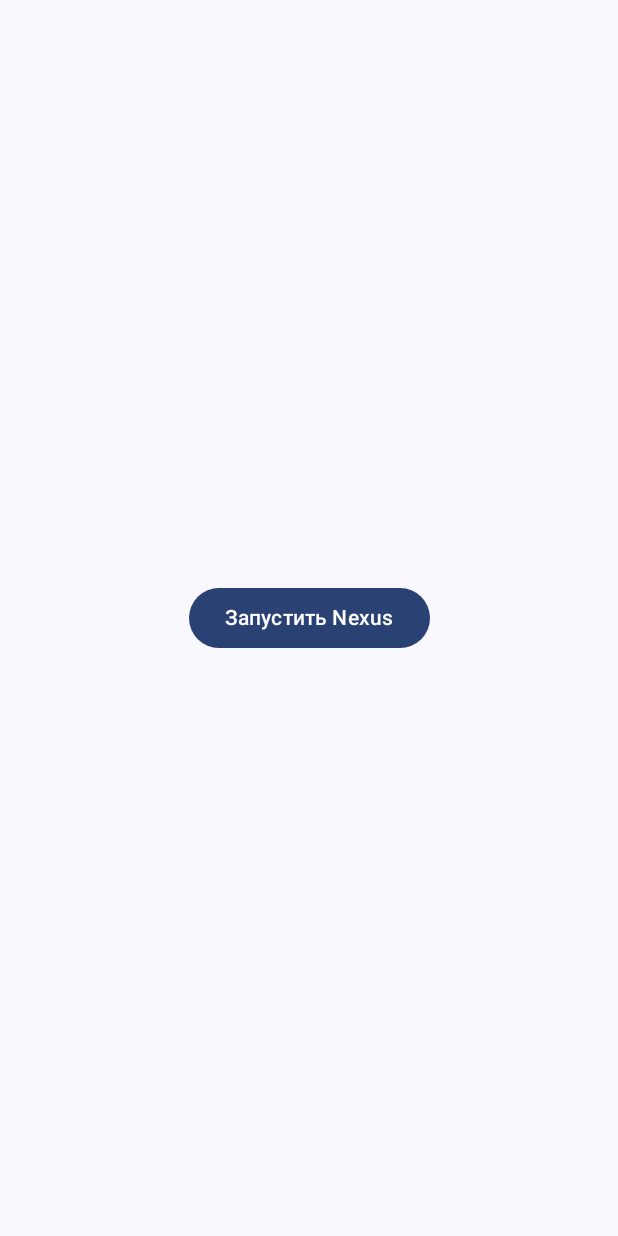
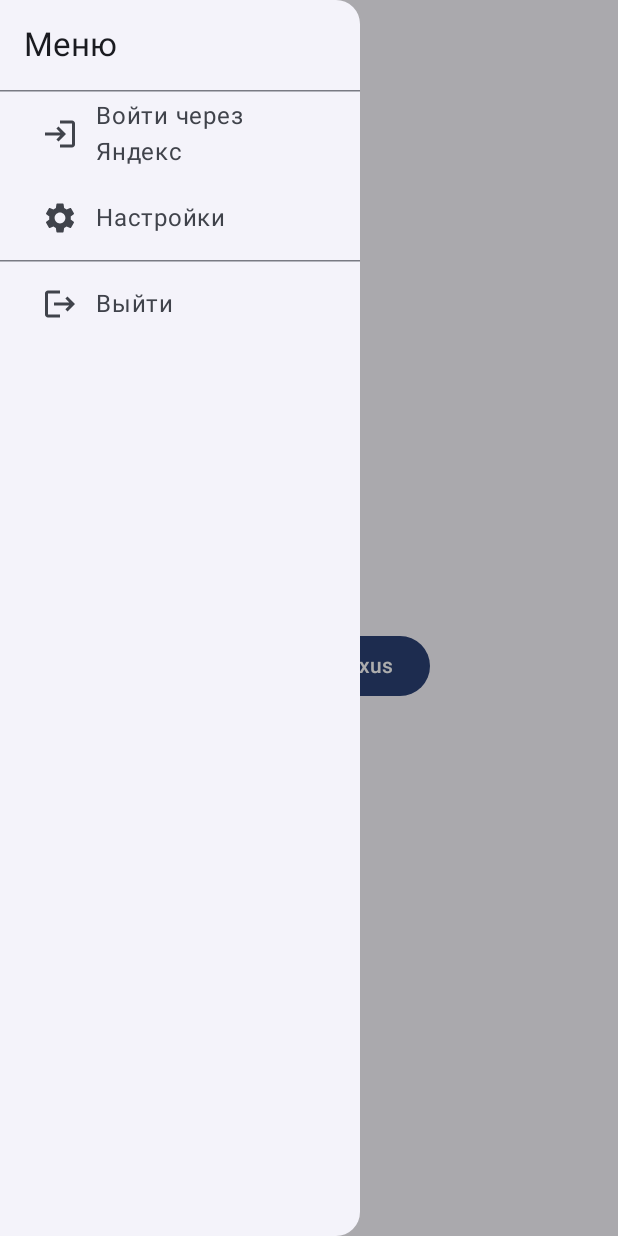
Before and after one commit to SnorDy/Nexus, an Android app built with Jetpack Compose: the screen it shows after launch (MainActivity), after a tap on "Запустить Nexus", on a phone screen of 412 x 824 dp. Run offline under Robolectric (Android 15) with nearby library versions, the phone set to English and light mode, and no system bars; libraries missing offline, so code that uses them is left out: com.yandex.authsdk; 1 other tap on this screen came first.

Commit message:
add Naviate Menu

```diff
--- a/app/build.gradle.kts
+++ b/app/build.gradle.kts
@@ -44,6 +44,7 @@ dependencies {
     implementation(platform("androidx.compose:compose-bom:2024.09.00"))
     implementation("androidx.compose.ui:ui")
     implementation("com.squareup.okhttp3:okhttp:4.12.0")
+    implementation("androidx.compose.material:material-icons-extended")
 
     implementation("androidx.compose.material3:material3")
     implementation("androidx.activity:activity-compose:1.9.2")
--- a/app/src/main/java/mkn/snordy/nexus/ui/NexusMainScreen.kt
+++ b/app/src/main/java/mkn/snordy/nexus/ui/NexusMainScreen.kt
@@ -10,13 +10,36 @@ import androidx.compose.foundation.layout.Column
 import androidx.compose.foundation.layout.Spacer
 import androidx.compose.foundation.layout.fillMaxSize
 import androidx.compose.foundation.layout.height
+import androidx.compose.foundation.layout.padding
+import androidx.compose.foundation.layout.width
+import androidx.compose.material.icons.Icons
+import androidx.compose.material.icons.automirrored.filled.Login
+import androidx.compose.material.icons.automirrored.filled.Logout
+import androidx.compose.material.icons.filled.Login
+import androidx.compose.material.icons.filled.Logout
+import androidx.compose.material.icons.filled.Menu
+import androidx.compose.material.icons.filled.Settings
 import androidx.compose.material3.Button
 import androidx.compose.material3.ButtonDefaults
 import androidx.compose.material3.CircularProgressIndicator
+import androidx.compose.material3.DrawerValue
+import androidx.compose.material3.ExperimentalMaterial3Api
+import androidx.compose.material3.HorizontalDivider
+import androidx.compose.material3.Icon
+import androidx.compose.material3.IconButton
 import androidx.compose.material3.MaterialTheme
+import androidx.compose.material3.ModalDrawerSheet
+import androidx.compose.material3.ModalNavigationDrawer
+import androidx.compose.material3.NavigationDrawerItem
+import androidx.compose.material3.NavigationDrawerItemDefaults
+import androidx.compose.material3.Scaffold
+import androidx.compose.material3.SegmentedButtonDefaults.Icon
 import androidx.compose.material3.Text
+import androidx.compose.material3.TopAppBar
+import androidx.compose.material3.rememberDrawerState
 import androidx.compose.runtime.Composable
 import androidx.compose.runtime.getValue
+import androidx.compose.runtime.rememberCoroutineScope
 import androidx.compose.ui.Alignment
 import androidx.compose.ui.Modifier
 import androidx.compose.ui.platform.LocalContext
@@ -24,8 +47,10 @@ import androidx.compose.ui.unit.dp
 import androidx.core.content.ContextCompat
 import androidx.lifecycle.compose.collectAsStateWithLifecycle
 import androidx.lifecycle.viewmodel.compose.viewModel
+import kotlinx.coroutines.launch
 import mkn.snordy.nexus.viewModel.NexusViewModel
 
+@OptIn(ExperimentalMaterial3Api::class)
 @Composable
 fun NexusMainScreen(
     modifier: Modifier = Modifier,
@@ -34,11 +59,17 @@ fun NexusMainScreen(
     val context = LocalContext.current
     val uiState by viewModel.uiState.collectAsStateWithLifecycle()
 
+    val drawerState = rememberDrawerState(initialValue = DrawerValue.Closed)
+    val scope = rememberCoroutineScope()
+
     val permissionLauncher = rememberLauncherForActivityResult(
         contract = ActivityResultContracts.RequestMultiplePermissions()
     ) { permissions ->
         val micGranted = permissions[Manifest.permission.RECORD_AUDIO] == true ||
-                ContextCompat.checkSelfPermission(context, Manifest.permission.RECORD_AUDIO) == PackageManager.PERMISSION_GRANTED
+                ContextCompat.checkSelfPermission(
+                    context,
+                    Manifest.permission.RECORD_AUDIO
+                ) == PackageManager.PERMISSION_GRANTED
 
         if (micGranted) {
             viewModel.startService(context)
@@ -60,9 +91,72 @@ fun NexusMainScreen(
             permissionLauncher.launch(permissionsToRequest.toTypedArray())
         }
     }
+    ModalNavigationDrawer(
+        drawerState = drawerState,
+        drawerContent = {
 
+            ModalDrawerSheet(modifier = Modifier.width(240.dp)) {
+
+                Text(
+                    "Меню",
+                    modifier = Modifier.padding(16.dp),
+                    style = MaterialTheme.typography.titleLarge
+                )
+                HorizontalDivider()
+
+
+                NavigationDrawerItem(
+                    label = { Text("Войти через Яндекс") },
+                    icon = { Icon(Icons.Default.Login, contentDescription = null) },
+                    selected = false,
+                    onClick = {
+                        scope.launch { drawerState.close() }
+                    },
+                    modifier = Modifier.padding(NavigationDrawerItemDefaults.ItemPadding)
+                )
+
+                NavigationDrawerItem(
+                    label = { Text("Настройки") },
+                    icon = { Icon(Icons.Default.Settings, contentDescription = null) },
+                    selected = false,
+                    onClick = {
+                        scope.launch { drawerState.close() }
+                    },
+                    modifier = Modifier.padding(NavigationDrawerItemDefaults.ItemPadding)
+                )
+
+                HorizontalDivider()
+
+                NavigationDrawerItem(
+                    label = { Text("Выйти") },
+                    icon = { Icon(Icons.Default.Logout, contentDescription = null) },
+                    selected = false,
+                    onClick = {
+                        scope.launch { drawerState.close() }
+                    },
+                    modifier = Modifier.padding(NavigationDrawerItemDefaults.ItemPadding)
+                )
+            }
+        }
+    ) {
+        Scaffold(
+            topBar = {
+                TopAppBar(
+                    title = { Text("Nexus") },
+                    navigationIcon = {
+                        IconButton(onClick = {
+                            scope.launch { drawerState.open() }
+                        }) {
+                            Icon(Icons.Default.Menu, contentDescription = "Меню")
+                        }
+                    }
+                )
+            }
+        ) { innerPadding ->
             Column(
-        modifier = modifier.fillMaxSize(),
+                modifier = modifier
+                    .fillMaxSize()
+                    .padding(innerPadding),
                 verticalArrangement = Arrangement.Center,
                 horizontalAlignment = Alignment.CenterHorizontally
             ) {
@@ -78,8 +172,12 @@ fun NexusMainScreen(
                         Spacer(modifier = Modifier.height(16.dp))
                         Text("Загрузка нейросетей...")
                     }
+
                     uiState.error != null -> {
-                Text(text = "Error: ${uiState.error}", color = MaterialTheme.colorScheme.error)
+                        Text(
+                            text = "Error: ${uiState.error}",
+                            color = MaterialTheme.colorScheme.error
+                        )
                         Button(onClick = { viewModel.stopService(context) }) {
                             Text("Restart")
                         }
@@ -101,3 +199,5 @@ fun NexusMainScreen(
                 }
             }
         }
+    }
+}
```
Lines whose indentation alone changed are shown as unchanged.
